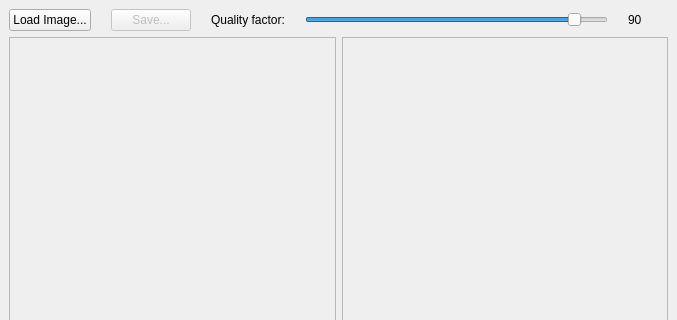
This is mainwindow.ui in GhislottiGianluca/jpeg_Compression as Qt 5 draws it before an edit; both pictures show x 0 to 677 and y 0 to 320 of the 677 by 739 pixel window. The edited form follows.
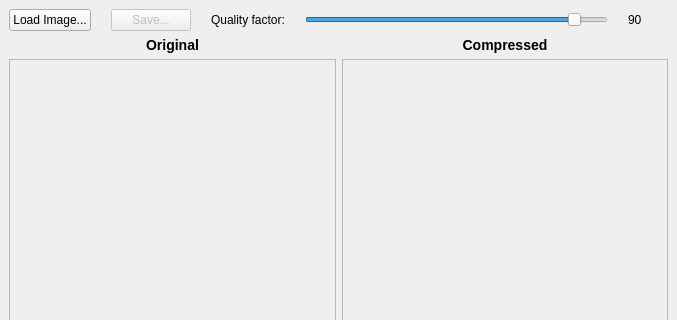
This is the edited form.

Commit message: Added jpeg write optimization, images sie info and centered image labels

Patch:
```diff
--- a/mainwindow.ui
+++ b/mainwindow.ui
@@ -97,6 +97,33 @@
       </item>
      </layout>
     </item>
+    <item>
+     <layout class="QHBoxLayout" name="horizontalLayout">
+      <item>
+       <widget class="QLabel" name="labelOriginalTitle">
+        <property name="text">
+         <string>&lt;h3&gt;Original&lt;/h3&gt;</string>
+        </property>
+        <property name="alignment">
+         <set>Qt::AlignCenter</set>
+        </property>
+       </widget>
+      </item>
+      <item>
+       <widget class="QLabel" name="labelCompressedTitle">
+        <property name="text">
+         <string>&lt;h3&gt;Compressed&lt;/h3&gt;</string>
+        </property>
+        <property name="textFormat">
+         <enum>Qt::AutoText</enum>
+        </property>
+        <property name="alignment">
+         <set>Qt::AlignCenter</set>
+        </property>
+       </widget>
+      </item>
+     </layout>
+    </item>
     <item>
      <layout class="QHBoxLayout" name="horizontalLayout_3">
       <item>
@@ -110,7 +137,7 @@
            <x>0</x>
            <y>0</y>
            <width>319</width>
-           <height>611</height>
+           <height>580</height>
           </rect>
          </property>
         </widget>
@@ -127,7 +154,7 @@
            <x>0</x>
            <y>0</y>
            <width>318</width>
-           <height>611</height>
+           <height>580</height>
           </rect>
          </property>
         </widget>
```
The commit also changes 2 other files.
